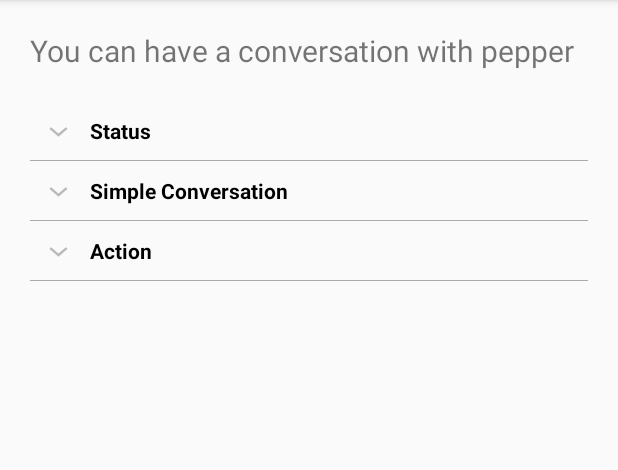
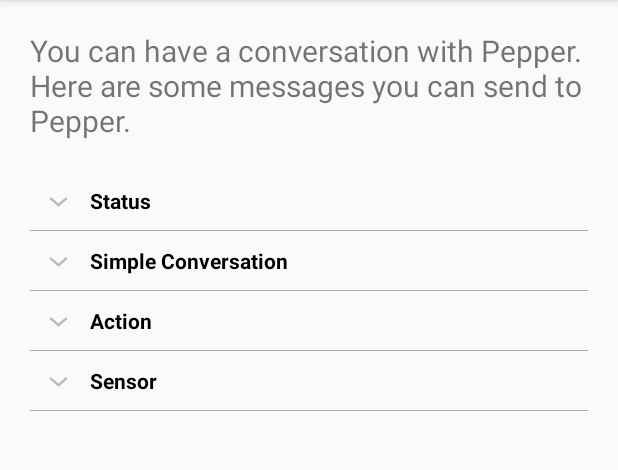
Before and after one commit to ddkpham/Telepresence, an Android app: the HelpPageActivity screen opened directly, with no data from a screen before it, on a phone screen of 412 x 824 dp, the part 84-554 px from its top. Run offline under Robolectric (Android 15) with nearby library versions, the phone set to English and light mode, and no system bars.

Commit message:
Refactored Android Code - Changed the package name from UI to Utility (for adapter) - Added more informations for Help page - Added more strings

```diff
--- a/Android/app/src/main/java/theshakers/cmpt276/sfu/ca/robottelepresense/HelpPageActivity.java
+++ b/Android/app/src/main/java/theshakers/cmpt276/sfu/ca/robottelepresense/HelpPageActivity.java
@@ -11,8 +11,8 @@ import java.util.ArrayList;
 import java.util.HashMap;
 import java.util.List;
 
-import theshakers.cmpt276.sfu.ca.robottelepresense.UI.CustomExpandableListAdapter;
-import theshakers.cmpt276.sfu.ca.robottelepresense.UI.ExpandableListDataPump;
+import theshakers.cmpt276.sfu.ca.robottelepresense.Utility.CustomExpandableListAdapter;
+import theshakers.cmpt276.sfu.ca.robottelepresense.Utility.ExpandableListDataPump;
 
 /**
  * Created by baesubin on 2018-10-24.
--- a/Android/app/src/main/java/theshakers/cmpt276/sfu/ca/robottelepresense/Server/Client.java
+++ b/Android/app/src/main/java/theshakers/cmpt276/sfu/ca/robottelepresense/Server/Client.java
@@ -72,7 +72,6 @@ public class Client extends AsyncTask <String, Void, String>{
         } finally {
             udpSocket.close();
         }
-
         return returnMsg;
     }
 
--- a/Android/app/src/main/java/theshakers/cmpt276/sfu/ca/robottelepresense/UI/CustomExpandableListAdapter.java
+++ b/Android/app/src/main/java/theshakers/cmpt276/sfu/ca/robottelepresense/Utility/CustomExpandableListAdapter.java
@@ -1,4 +1,4 @@
-package theshakers.cmpt276.sfu.ca.robottelepresense.UI;
+package theshakers.cmpt276.sfu.ca.robottelepresense.Utility;
 
 import android.content.Context;
 import android.graphics.Typeface;
@@ -19,7 +19,6 @@ import theshakers.cmpt276.sfu.ca.robottelepresense.R;
 
 //The class is custom adapter for ExpandableList in Help page
 public class CustomExpandableListAdapter extends BaseExpandableListAdapter {
-
     private Context context;
     private List<String> expandableListTitle;
     private HashMap<String, List<String>> expandableListDetail;
--- a/Android/app/src/main/java/theshakers/cmpt276/sfu/ca/robottelepresense/UI/ExpandableListDataPump.java
+++ b/Android/app/src/main/java/theshakers/cmpt276/sfu/ca/robottelepresense/Utility/ExpandableListDataPump.java
@@ -1,4 +1,4 @@
-package theshakers.cmpt276.sfu.ca.robottelepresense.UI;
+package theshakers.cmpt276.sfu.ca.robottelepresense.Utility;
 
 import android.content.Context;
 import java.util.ArrayList;
@@ -37,9 +37,15 @@ public class ExpandableListDataPump {
         for(String i: action_str)
             action.add(i);
 
+        List<String> sensor = new ArrayList<String>();
+        String sensor_str[] = context.getResources().getStringArray(R.array.sensor);
+        for(String i: sensor_str)
+            sensor.add(i);
+
         expandableListDetail.put("Simple Conversation", simpleConversation);
         expandableListDetail.put("Status", status);
         expandableListDetail.put("Action", action);
+        expandableListDetail.put("Sensor", sensor);
 
         return expandableListDetail;
     }
--- a/Android/app/src/main/res/values/strings.xml
+++ b/Android/app/src/main/res/values/strings.xml
@@ -2,21 +2,10 @@
 
     <!-- App -->
     <string name="app_name">Robot Telepresence</string>
-    <string name="helpPageText">Press Connection button to connect.
-        Hello I am Pepper. I can do many things.
-        I can tell what is my battery percentage, talk about sports and many more things.
-    </string>
-    <string name="mid">Examples of what you can type:</string>
-    <string name="list">
-        \u2022How are you?\n\u2022
-        What applications do you have installed?\n\u2022
-        Are you plugged in?\n\u2022
-        What can you see?\n\u2022
-        What was the last thing someone said to you?\n\u2022
-        Can you wave to the people?\n\u2022
-        Can you tell them “Luke, I am your father”?\n
-    </string>
+
+    <!-- Main Activity -->
     <string name="connect_btn">Connection</string>
+    <string name="help_page_btn">Help Page</string>
 
     <!-- Chat Activity -->
     <string name="hint_enter_a_message">Enter a message here</string>
@@ -25,8 +14,7 @@
 
     <!-- Help Page Activity-->
     <string name="title_activity_help_page">HelpPageActivity</string>
-    <string name="help_page_btn">Help Page</string>
-    <string name="help_intro">You can have a conversation with pepper</string>
+    <string name="help_intro">You can have a conversation with Pepper. Here are some messages you can send to Pepper. </string>
 
     <string-array name="simple_conversation">
         <item>Hello</item>
@@ -39,12 +27,21 @@
     </string-array>
 
     <string-array name="status">
-        <item>Battery lvl is</item>
+        <item>Battery level is</item>
         <item>What is your IP?</item>
+        <item>Are you plugged in?</item>
     </string-array>
 
     <string-array name="action">
         <item>Can you dance?</item>
+        <item>Can you guitar?</item>
+        <item>Sing</item>
+    </string-array>
+
+    <string-array name="sensor">
+        <item>Are you watching anyone?</item>
+        <item>How far are they from you</item>
+        <item>What was the last thing someone said to you?</item>
     </string-array>
 
 </resources>
```
